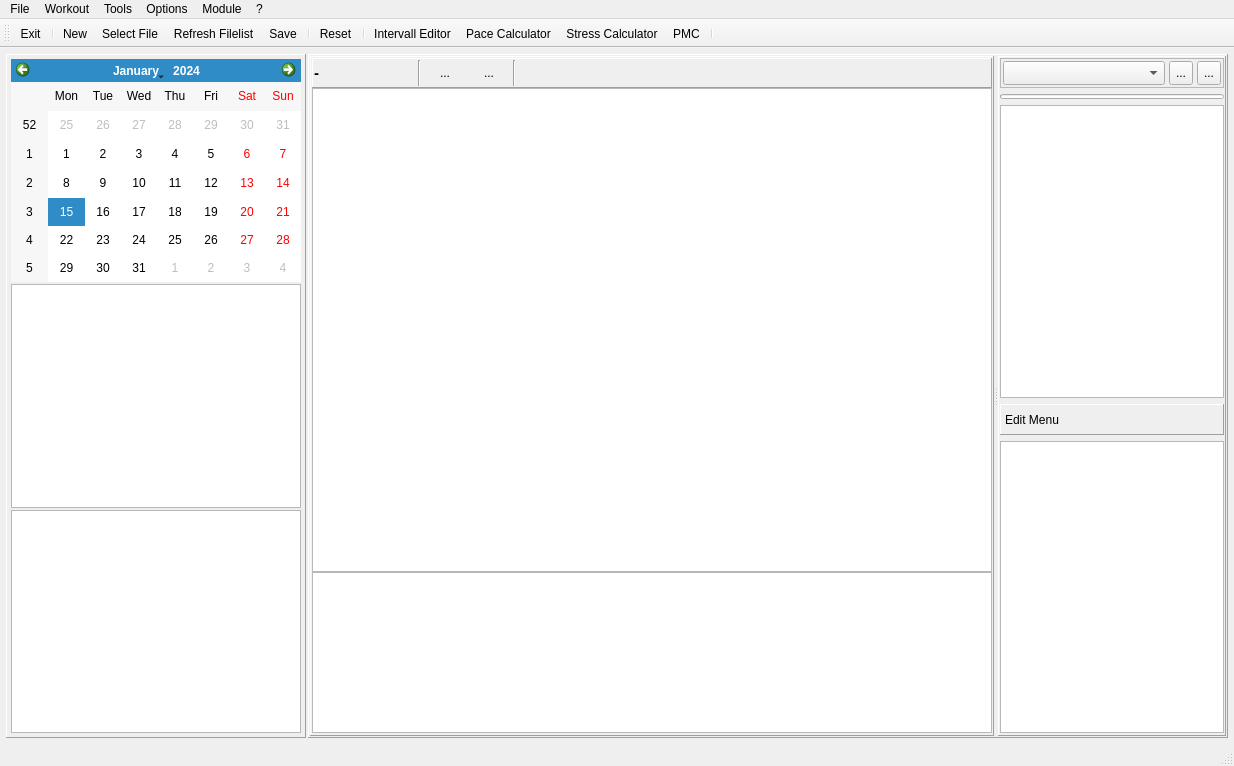
Qt form mainwindow.ui (Tria-Andy/WorkoutEditor) before a commit.
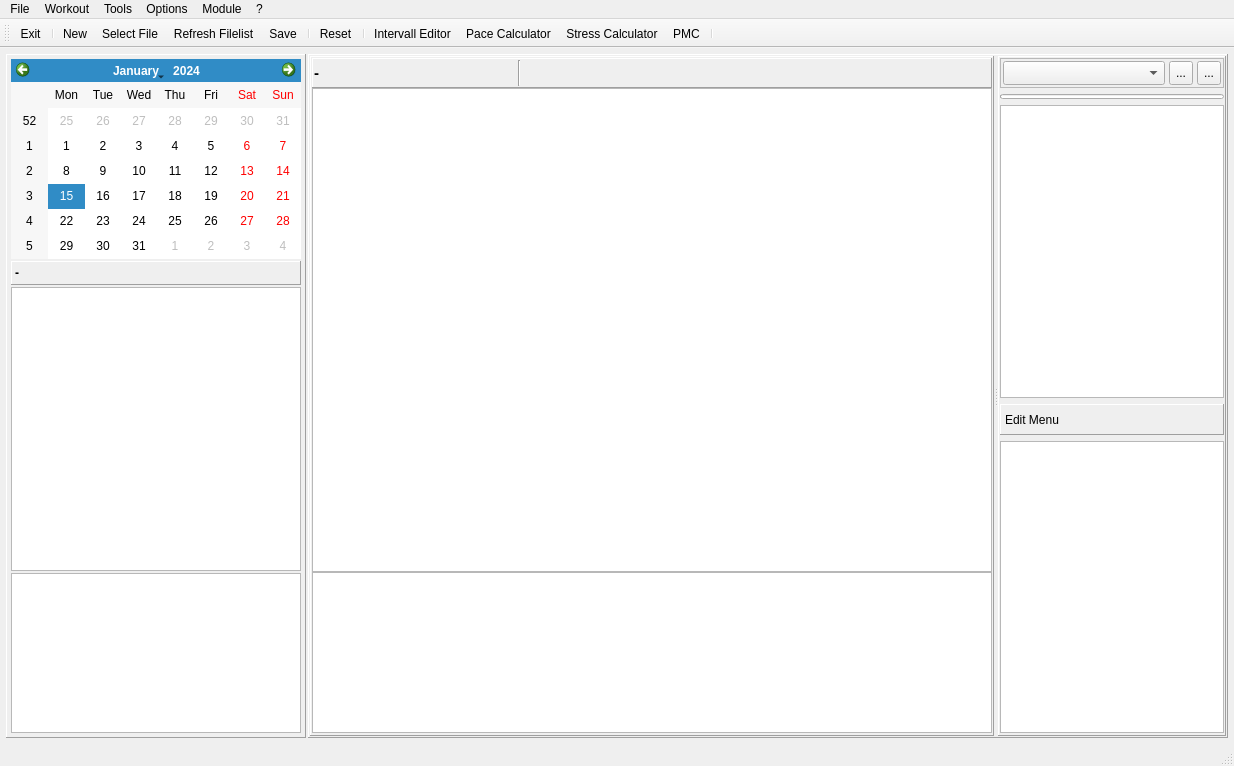
The same form after that commit. The open tabs and pages were chosen to show the change. Icons and pictures are not drawn. Custom widgets are drawn as their Qt base class.

Commit message: Add ItemDelegate for Views

```diff
--- a/mainwindow.ui
+++ b/mainwindow.ui
@@ -1775,10 +1775,68 @@
             </widget>
            </item>
            <item>
-            <widget class="QListWidget" name="listWidget_weekPlans"/>
+            <widget class="QLabel" name="label_foodWeekInfo">
+             <property name="minimumSize">
+              <size>
+               <width>0</width>
+               <height>24</height>
+              </size>
+             </property>
+             <property name="font">
+              <font>
+               <weight>75</weight>
+               <bold>true</bold>
+              </font>
+             </property>
+             <property name="frameShape">
+              <enum>QFrame::Panel</enum>
+             </property>
+             <property name="frameShadow">
+              <enum>QFrame::Raised</enum>
+             </property>
+             <property name="text">
+              <string>-</string>
+             </property>
+            </widget>
            </item>
            <item>
-            <widget class="QTableView" name="tableView_weekSum"/>
+            <widget class="QListWidget" name="listWidget_weekPlans">
+             <property name="sizePolicy">
+              <sizepolicy hsizetype="Expanding" vsizetype="Expanding">
+               <horstretch>0</horstretch>
+               <verstretch>2</verstretch>
+              </sizepolicy>
+             </property>
+             <property name="font">
+              <font>
+               <pointsize>12</pointsize>
+               <weight>75</weight>
+               <bold>true</bold>
+              </font>
+             </property>
+            </widget>
+           </item>
+           <item>
+            <widget class="QTableView" name="tableView_weekSum">
+             <property name="sizePolicy">
+              <sizepolicy hsizetype="Expanding" vsizetype="Expanding">
+               <horstretch>0</horstretch>
+               <verstretch>1</verstretch>
+              </sizepolicy>
+             </property>
+             <property name="minimumSize">
+              <size>
+               <width>0</width>
+               <height>160</height>
+              </size>
+             </property>
+             <property name="maximumSize">
+              <size>
+               <width>16777215</width>
+               <height>165</height>
+              </size>
+             </property>
+            </widget>
            </item>
           </layout>
          </widget>
@@ -1887,7 +1945,7 @@
                    <widget class="QLabel" name="label_foodWeek">
                     <property name="minimumSize">
                      <size>
-                      <width>100</width>
+                      <width>200</width>
                       <height>26</height>
                      </size>
                     </property>
@@ -1910,65 +1968,6 @@
                     </property>
                    </widget>
                   </item>
-                  <item>
-                   <widget class="QToolButton" name="toolButton_prevWeek">
-                    <property name="minimumSize">
-                     <size>
-                      <width>40</width>
-                      <height>0</height>
-                     </size>
-                    </property>
-                    <property name="text">
-                     <string>...</string>
-                    </property>
-                    <property name="icon">
-                     <iconset resource="resources.qrc">
-                      <normaloff>:/images/icons/Back.png</normaloff>:/images/icons/Back.png</iconset>
-                    </property>
-                    <property name="iconSize">
-                     <size>
-                      <width>18</width>
-                      <height>18</height>
-                     </size>
-                    </property>
-                    <property name="autoRaise">
-                     <bool>true</bool>
-                    </property>
-                   </widget>
-                  </item>
-                  <item>
-                   <widget class="QToolButton" name="toolButton_nextWeek">
-                    <property name="minimumSize">
-                     <size>
-                      <width>40</width>
-                      <height>0</height>
-                     </size>
-                    </property>
-                    <property name="text">
-                     <string>...</string>
-                    </property>
-                    <property name="icon">
-                     <iconset resource="resources.qrc">
-                      <normaloff>:/images/icons/Forward.png</normaloff>:/images/icons/Forward.png</iconset>
-                    </property>
-                    <property name="iconSize">
-                     <size>
-                      <width>18</width>
-                      <height>18</height>
-                     </size>
-                    </property>
-                    <property name="autoRaise">
-                     <bool>true</bool>
-                    </property>
-                   </widget>
-                  </item>
-                  <item>
-                   <widget class="Line" name="line_18">
-                    <property name="orientation">
-                     <enum>Qt::Vertical</enum>
-                    </property>
-                   </widget>
-                  </item>
                   <item>
                    <spacer name="horizontalSpacer_4">
                     <property name="orientation">
```
Left out of the diff: 12 changed lines with no effect on the pictures. The commit also changes 2 other files.
